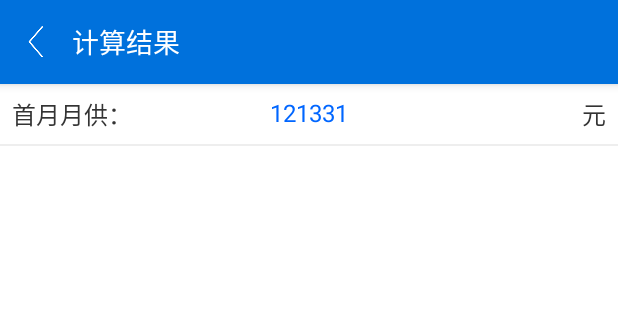
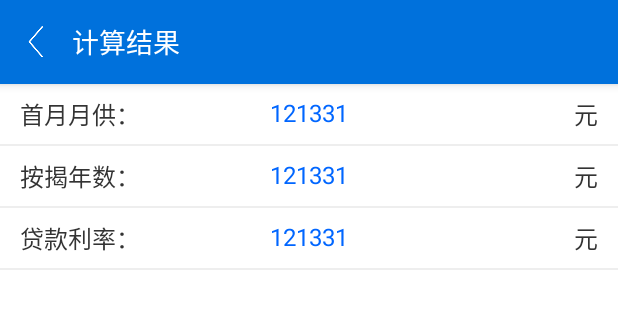
Before and after one commit to xiaobei56/Complex, an Android app: the layout activity_result_gjj.xml on its own in the app's theme, with its tools: preview values and no code run, on a phone screen of 412 x 824 dp. Shown: the top 309 px of the screen. Run offline under Robolectric (Android 15) with nearby library versions, the phone set to English and light mode, and no system bars.

Commit message:
211803071448

```diff
--- a/fangdaicalculator/src/main/res/layout/activity_result_gjj.xml
+++ b/fangdaicalculator/src/main/res/layout/activity_result_gjj.xml
@@ -1,6 +1,7 @@
 <?xml version="1.0" encoding="utf-8"?>
 <android.support.constraint.ConstraintLayout xmlns:android="http://schemas.android.com/apk/res/android"
     xmlns:app="http://schemas.android.com/apk/res-auto"
+    xmlns:tl="http://schemas.android.com/apk/res-auto"
     xmlns:tools="http://schemas.android.com/tools"
     android:layout_width="match_parent"
     android:layout_height="match_parent"
@@ -58,30 +59,133 @@
                 android:layout_width="wrap_content"
                 android:layout_height="wrap_content"
                 android:layout_alignParentStart="true"
+                android:layout_marginLeft="@dimen/_5dp"
                 android:text="首月月供："
-                android:textSize="@dimen/text_size_normal"
-                android:textColor="@color/text_color_normal" />
+                android:textColor="@color/text_color_normal"
+                android:textSize="@dimen/text_size_normal" />
 
             <TextView
+                android:id="@+id/tv_dkze"
                 android:layout_width="wrap_content"
                 android:layout_height="wrap_content"
                 android:layout_centerHorizontal="true"
                 android:text="121331"
-                android:textSize="@dimen/text_size_normal"
-                android:textColor="@color/text_color_blue" />
+                android:textColor="@color/text_color_blue"
+                android:textSize="@dimen/text_size_normal" />
 
             <TextView
                 android:layout_width="wrap_content"
                 android:layout_height="wrap_content"
                 android:layout_alignParentEnd="true"
+                android:layout_marginRight="@dimen/_5dp"
                 android:text="元"
-                android:textSize="@dimen/text_size_normal"
-                android:textColor="@color/text_color_normal" />
+                android:textColor="@color/text_color_normal"
+                android:textSize="@dimen/text_size_normal" />
         </RelativeLayout>
 
         <View
             android:layout_width="match_parent"
             android:layout_height="@dimen/_1dp"
             android:background="@color/div_back" />
+
+        <RelativeLayout
+            android:layout_width="match_parent"
+            android:layout_height="wrap_content"
+            android:padding="@dimen/_8dp">
+
+            <TextView
+                android:layout_width="wrap_content"
+                android:layout_height="wrap_content"
+                android:layout_alignParentStart="true"
+                android:layout_marginLeft="@dimen/_5dp"
+                android:text="按揭年数："
+                android:textColor="@color/text_color_normal"
+                android:textSize="@dimen/text_size_normal" />
+
+            <TextView
+                android:id="@+id/tv_ajns"
+                android:layout_width="wrap_content"
+                android:layout_height="wrap_content"
+                android:layout_centerHorizontal="true"
+                android:text="121331"
+                android:textColor="@color/text_color_blue"
+                android:textSize="@dimen/text_size_normal" />
+
+            <TextView
+                android:layout_width="wrap_content"
+                android:layout_height="wrap_content"
+                android:layout_alignParentEnd="true"
+                android:layout_marginRight="@dimen/_5dp"
+                android:text="元"
+                android:textColor="@color/text_color_normal"
+                android:textSize="@dimen/text_size_normal" />
+        </RelativeLayout>
+
+        <View
+            android:layout_width="match_parent"
+            android:layout_height="@dimen/_1dp"
+            android:background="@color/div_back" />
+
+        <RelativeLayout
+            android:layout_width="match_parent"
+            android:layout_height="wrap_content"
+            android:padding="@dimen/_8dp">
+
+            <TextView
+                android:layout_width="wrap_content"
+                android:layout_height="wrap_content"
+                android:layout_alignParentStart="true"
+                android:layout_marginLeft="@dimen/_5dp"
+                android:text="贷款利率："
+                android:textColor="@color/text_color_normal"
+                android:textSize="@dimen/text_size_normal" />
+
+            <TextView
+                android:id="@+id/tv_kdlv"
+                android:layout_width="wrap_content"
+                android:layout_height="wrap_content"
+                android:layout_centerHorizontal="true"
+                android:text="121331"
+                android:textColor="@color/text_color_blue"
+                android:textSize="@dimen/text_size_normal" />
+
+            <TextView
+                android:layout_width="wrap_content"
+                android:layout_height="wrap_content"
+                android:layout_alignParentEnd="true"
+                android:layout_marginRight="@dimen/_5dp"
+                android:text="元"
+                android:textColor="@color/text_color_normal"
+                android:textSize="@dimen/text_size_normal" />
+        </RelativeLayout>
+
+        <View
+            android:layout_width="match_parent"
+            android:layout_height="@dimen/_1dp"
+            android:background="@color/div_back" />
+
+        <com.flyco.tablayout.SegmentTabLayout
+            android:id="@+id/stl_result"
+            android:layout_width="match_parent"
+            android:layout_height="@dimen/_36dp"
+            android:layout_margin="@dimen/_10dp"
+            android:paddingLeft="@dimen/_10dp"
+            android:paddingRight="@dimen/_10dp"
+
+            tl:tl_bar_color="#ffffff"
+            tl:tl_indicator_anim_enable="true"
+            tl:tl_indicator_color="@color/text_pink"
+            tl:tl_indicator_margin_bottom="2dp"
+            tl:tl_indicator_margin_left="2dp"
+            tl:tl_indicator_margin_right="2dp"
+            tl:tl_indicator_margin_top="2dp"
+            tl:tl_textBold="SELECT" />
+
+        <android.support.v4.view.ViewPager
+            android:id="@+id/view_pager"
+            android:layout_width="match_parent"
+            android:layout_height="wrap_content" />
+
+
     </LinearLayout>
 </android.support.constraint.ConstraintLayout>
```
